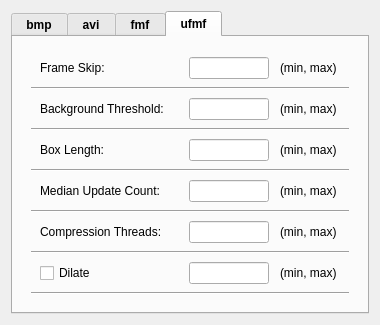
Qt form src/gui/logging_settings_dialog.ui (janelia-idf/bias) before a commit.
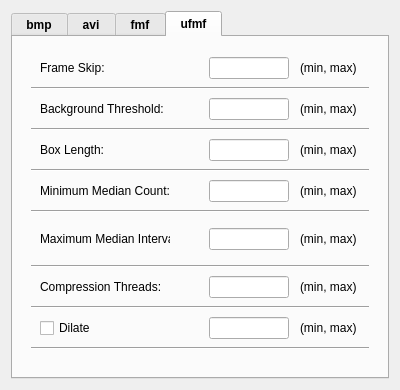
The same form after that commit.

Commit message: Worked on camera initializaiton - ensured that it starts in known state. Now always starts in format7. Worked on adding a maximum update interval to the ufmf recording.

What changed in the file:
```diff
--- a/src/gui/logging_settings_dialog.ui
+++ b/src/gui/logging_settings_dialog.ui
@@ -6,12 +6,12 @@
    <rect>
     <x>0</x>
     <y>0</y>
-    <width>380</width>
-    <height>325</height>
+    <width>400</width>
+    <height>390</height>
    </rect>
   </property>
   <property name="sizePolicy">
-   <sizepolicy hsizetype="Fixed" vsizetype="Fixed">
+   <sizepolicy hsizetype="Fixed" vsizetype="Preferred">
     <horstretch>0</horstretch>
     <verstretch>0</verstretch>
    </sizepolicy>
@@ -19,13 +19,13 @@
   <property name="minimumSize">
    <size>
     <width>380</width>
-    <height>325</height>
+    <height>390</height>
    </size>
   </property>
   <property name="maximumSize">
    <size>
-    <width>380</width>
-    <height>325</height>
+    <width>400</width>
+    <height>390</height>
    </size>
   </property>
   <property name="windowTitle">
@@ -1061,7 +1061,7 @@
                 </font>
                </property>
                <property name="text">
-                <string>Median Update Count: </string>
+                <string>Minimum Median Count: </string>
                </property>
               </widget>
              </item>
@@ -1157,6 +1157,132 @@
             </property>
            </widget>
           </item>
+          <item>
+           <widget class="QWidget" name="widget" native="true">
+            <layout class="QHBoxLayout" name="horizontalLayout_3">
+             <item>
+              <widget class="QLabel" name="ufmfMedianUpdateIntervalLabelPtr_">
+               <property name="sizePolicy">
+                <sizepolicy hsizetype="Fixed" vsizetype="Preferred">
+                 <horstretch>0</horstretch>
+                 <verstretch>0</verstretch>
+                </sizepolicy>
+               </property>
+               <property name="minimumSize">
+                <size>
+                 <width>130</width>
+                 <height>0</height>
+                </size>
+               </property>
+               <property name="maximumSize">
+                <size>
+                 <width>130</width>
+                 <height>16777215</height>
+                </size>
+               </property>
+               <property name="font">
+                <font>
+                 <weight>50</weight>
+                 <bold>false</bold>
+                </font>
+               </property>
+               <property name="text">
+                <string>Maximum Median Interval</string>
+               </property>
+              </widget>
+             </item>
+             <item>
+              <spacer name="horizontalSpacer_21">
+               <property name="orientation">
+                <enum>Qt::Horizontal</enum>
+               </property>
+               <property name="sizeHint" stdset="0">
+                <size>
+                 <width>88</width>
+                 <height>20</height>
+                </size>
+               </property>
+              </spacer>
+             </item>
+             <item>
+              <widget class="QLineEdit" name="ufmfMedianUpdateIntervalLineEditPtr_">
+               <property name="sizePolicy">
+                <sizepolicy hsizetype="Fixed" vsizetype="Fixed">
+                 <horstretch>0</horstretch>
+                 <verstretch>0</verstretch>
+                </sizepolicy>
+               </property>
+               <property name="minimumSize">
+                <size>
+                 <width>80</width>
+                 <height>0</height>
+                </size>
+               </property>
+               <property name="maximumSize">
+                <size>
+                 <width>80</width>
+                 <height>16777215</height>
+                </size>
+               </property>
+              </widget>
+             </item>
+             <item>
+              <spacer name="horizontalSpacer_22">
+               <property name="orientation">
+                <enum>Qt::Horizontal</enum>
+               </property>
+               <property name="sizeType">
+                <enum>QSizePolicy::Fixed</enum>
+               </property>
+               <property name="sizeHint" stdset="0">
+                <size>
+                 <width>5</width>
+                 <height>20</height>
+                </size>
+               </property>
+              </spacer>
+             </item>
+             <item>
+              <widget class="QLabel" name="ufmfMedianUpdateIntervalRangelabelPtr_">
+               <property name="sizePolicy">
+                <sizepolicy hsizetype="Fixed" vsizetype="Preferred">
+                 <horstretch>0</horstretch>
+                 <verstretch>0</verstretch>
+                </sizepolicy>
+               </property>
+               <property name="minimumSize">
+                <size>
+                 <width>60</width>
+                 <height>0</height>
+                </size>
+               </property>
+               <property name="maximumSize">
+                <size>
+                 <width>60</width>
+                 <height>16777215</height>
+                </size>
+               </property>
+               <property name="font">
+                <font>
+                 <weight>50</weight>
+                 <bold>false</bold>
+                </font>
+               </property>
+               <property name="text">
+                <string>(min, max)</string>
+               </property>
+              </widget>
+             </item>
+            </layout>
+           </widget>
+          </item>
+          <item>
+           <widget class="Line" name="line_3">
+            <property name="orientation">
+             <enum>Qt::Horizontal</enum>
+            </property>
+           </widget>
+          </item>
           <item>
            <widget class="QWidget" name="ufmfCompressionThreadsWidgetPtr_" native="true">
             <layout class="QHBoxLayout" name="horizontalLayout_4">
```
The commit also changes 3 other files.
